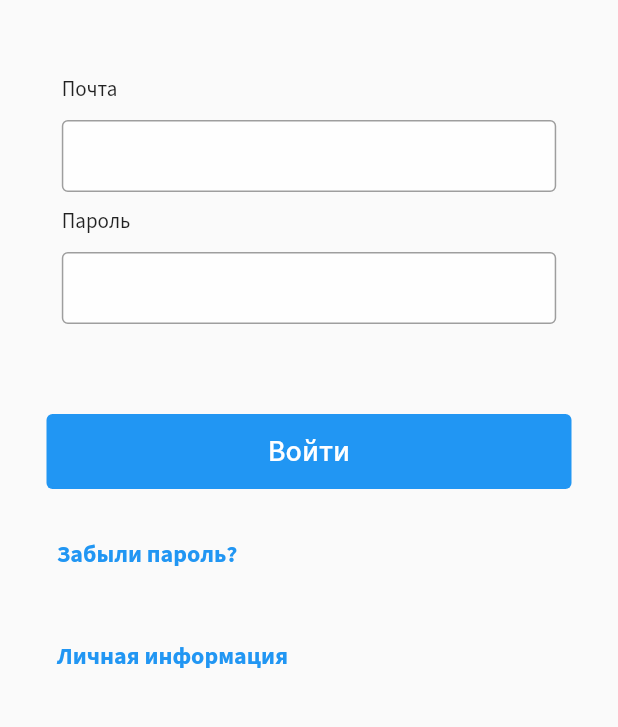
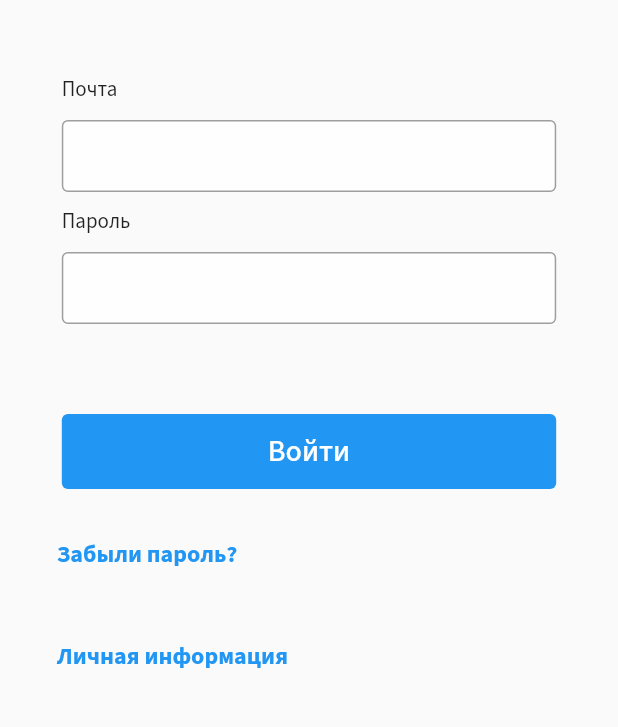
Before and after one commit to O-lich/BirgeApp, a Flutter app: the LoginScreen screen opened directly, on a phone screen of 412 x 824 dp, the part 321-1048 px from its top. Run offline on Flutter 3.47's test engine with Material 2 defaults, Android fonts, the phone set to English and light mode, and no system bars; our stand-ins replace animated_text_kit, google_fonts, responsive_sizer; missing offline and left inert: material_color_generator.

Commit message:
login view model

```diff
--- /dev/null
+++ b/lib/domain/model/login_model.dart
@@ -0,0 +1,14 @@
+class LoginModel {
+  final String? value;
+  final String response;
+
+  LoginModel({required this.value, required this.response});
+
+  String? validator() {
+    if (value!.isEmpty) {
+      return response;
+    } else {
+      return null;
+    }
+  }
+}
--- a/lib/main.dart
+++ b/lib/main.dart
@@ -1,3 +1,4 @@
+import 'package:birge_app/ui/screens/articles_screen/articles_screen.dart';
 import 'package:birge_app/ui/screens/splash_screen/splash_screen.dart';
 import 'package:flutter/material.dart';
 import 'package:google_fonts/google_fonts.dart';
@@ -23,7 +24,7 @@ class MyApp extends StatelessWidget {
           ),
           primarySwatch: generateMaterialColor(color: const Color(0xFF414bb2)),
         ),
-        home: SplashScreen(),
+        home: ArticlesScreen(),
       );
     });
   }
--- a/lib/ui/screens/login_screen/login_screen.dart
+++ b/lib/ui/screens/login_screen/login_screen.dart
@@ -1,3 +1,4 @@
+import 'package:birge_app/domain/model/login_model.dart';
 import 'package:birge_app/ui/style/button/button.dart';
 import 'package:birge_app/ui/style/text_field/text_field.dart';
 import 'package:birge_app/ui/style/text_style/text_style.dart';
@@ -50,6 +51,7 @@ class LoginScreen extends StatelessWidget {
               ),
               spacerHeight(60),
               BlueButton(
+                width: width,
                 onPressed: () {},
                 child: const Text(
                   LoginScreenStrings.enterButton,
@@ -102,9 +104,7 @@ class LoginScreen extends StatelessWidget {
               hintText: content,
             ),
             validator: (value) {
-              if (value!.isEmpty) {
-                return validator;
-              }
+              LoginModel(value: value, response: validator).validator();
               return null;
             },
             controller: controller,
--- a/lib/ui/style/button/button.dart
+++ b/lib/ui/style/button/button.dart
@@ -22,14 +22,21 @@ class CustomButton {
 }
 
 class BlueButton extends StatelessWidget {
-  const BlueButton({required this.child, required this.onPressed, super.key});
-
   final Widget child;
   final void Function() onPressed;
+  final double width;
+
+  const BlueButton(
+      {required this.child,
+      required this.onPressed,
+      required this.width,
+      super.key});
 
   @override
   Widget build(BuildContext context) {
-    return InkWell(
+    return SizedBox(
+      width: width,
+      child: InkWell(
         onTap: onPressed,
         child: Container(
           decoration: CustomButton.buttonDecoration(context),
@@ -37,6 +44,7 @@ class BlueButton extends StatelessWidget {
             style: CustomButton().buttonStyle(50, 350),
             onPressed: () {},
             child: child,
+          ),
         ),
       ),
     );
```
Lines whose indentation alone changed are shown as unchanged.
